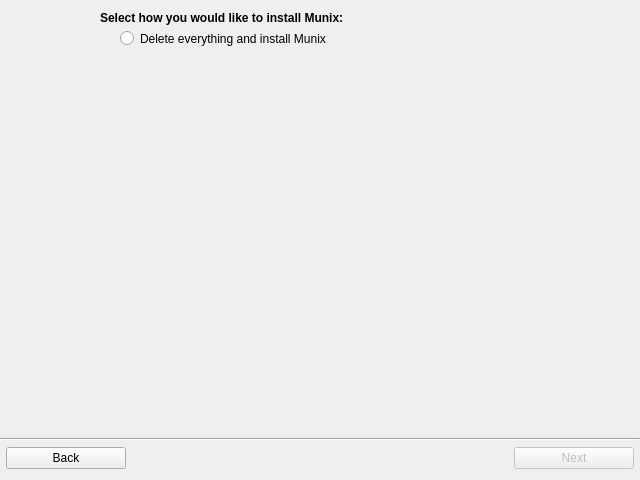
Old version of the form forms/partitionselect.ui in the repository Munix-Developers/munix-qt-installer.
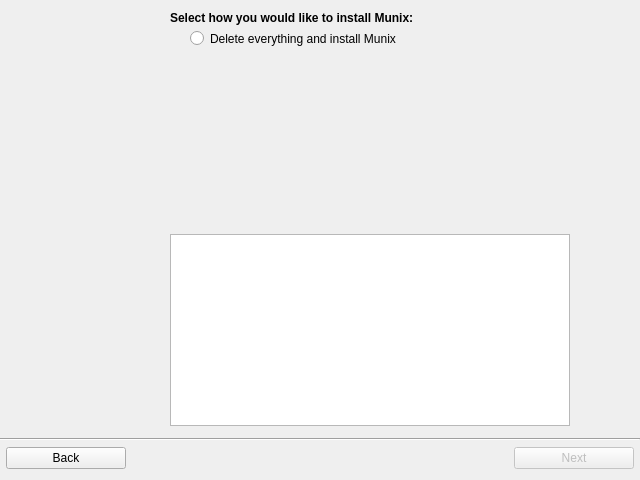
New version of the form.

Diff of the .ui file:
```diff
--- a/forms/partitionselect.ui
+++ b/forms/partitionselect.ui
@@ -45,6 +45,12 @@
          <property name="sizeConstraint">
           <enum>QLayout::SetMaximumSize</enum>
          </property>
+         <property name="leftMargin">
+          <number>0</number>
+         </property>
+         <property name="rightMargin">
+          <number>0</number>
+         </property>
          <property name="bottomMargin">
           <number>6</number>
          </property>
@@ -114,6 +120,19 @@
            </property>
           </spacer>
          </item>
+         <item>
+          <layout class="QVBoxLayout" name="verticalLayout"/>
+         </item>
+         <item>
+          <widget class="QTreeView" name="treeView">
+           <property name="maximumSize">
+            <size>
+             <width>400</width>
+             <height>16777215</height>
+            </size>
+           </property>
+          </widget>
+         </item>
         </layout>
        </item>
       </layout>
```
